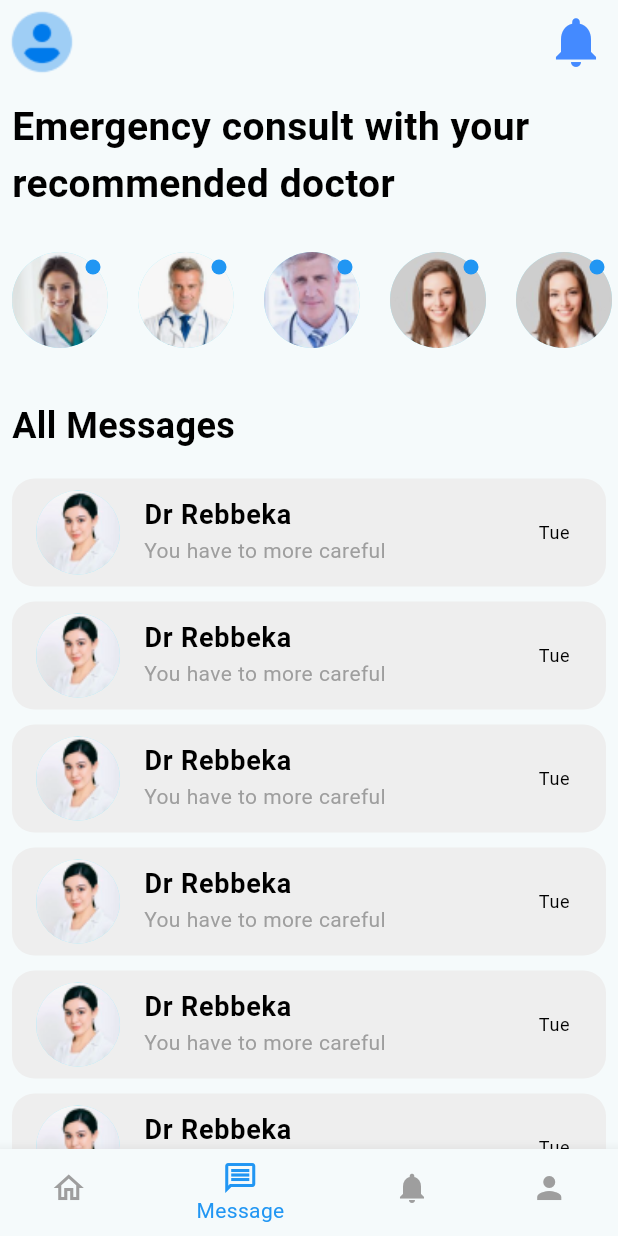
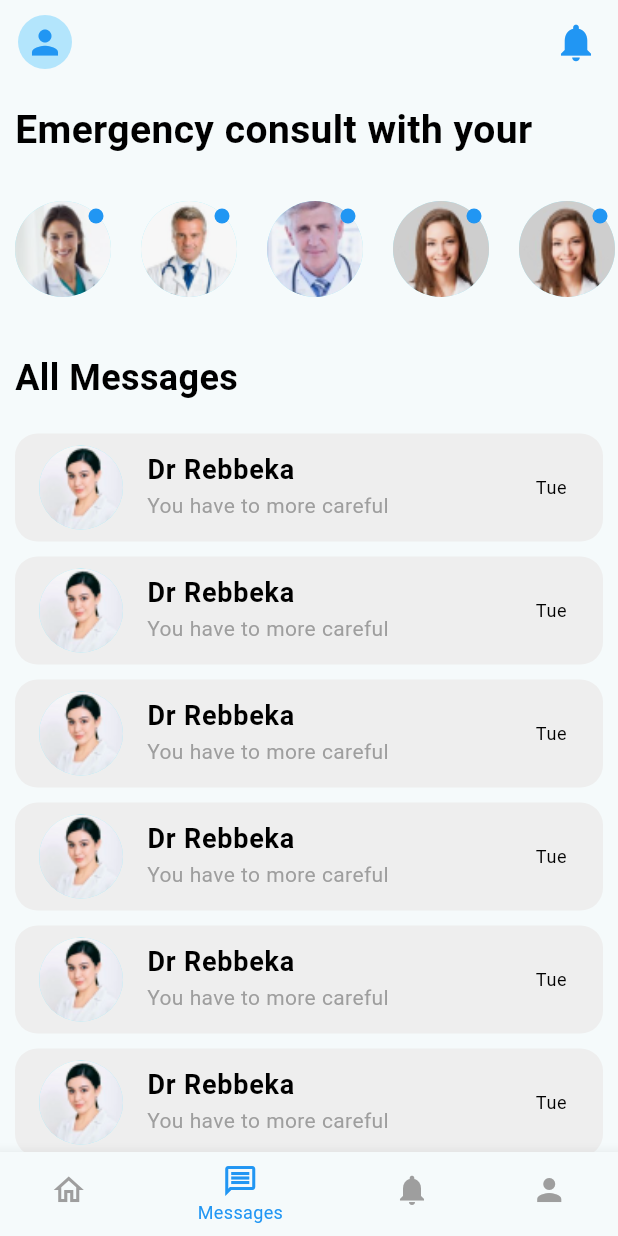
Before and after one commit to Tesopanha/KiloHealth, a Flutter app: the screen it shows after launch, item 2 of the bottom bar chosen, after a tap on the "notifications" icon, on a phone screen of 412 x 824 dp. Run offline on Flutter 3.47's test engine with Material 3 defaults, Android fonts, the light colour scheme and no system bars; our stand-ins replace connectivity_plus, dio, flutter_widget_from_html, get, google_fonts; network calls fail.

Commit message:
fix some part

```diff
--- a/lib/component/text_widget.dart
+++ b/lib/component/text_widget.dart
@@ -7,6 +7,7 @@ class BigText extends StatelessWidget {
   final double fontSize;
   final FontWeight fontWeight;
   final TextOverflow overflow;
+  final int maxLines;
 
   const BigText({
     super.key,
@@ -15,6 +16,7 @@ class BigText extends StatelessWidget {
     this.fontSize = 24,
     this.fontWeight = FontWeight.normal,
     this.overflow = TextOverflow.ellipsis,
+    this.maxLines = 1,
   });
 
   @override
@@ -22,6 +24,7 @@ class BigText extends StatelessWidget {
     return Text(
       text,
       overflow: overflow,
+      maxLines: maxLines,
       style: TextStyle(
         color: color,
         fontSize: fontSize,
@@ -38,12 +41,14 @@ class SmallText extends StatelessWidget {
   final double fontSize;
   final FontWeight fontWeight;
   final TextOverflow overflow;
+  final int maxLines;
   const SmallText(
       {super.key,
       required this.text,
       this.color = Colors.black,
       this.fontSize = 14,
       this.fontWeight = FontWeight.normal,
+      this.maxLines = 1,
       this.overflow = TextOverflow.ellipsis});
 
   @override
@@ -51,6 +56,7 @@ class SmallText extends StatelessWidget {
     return Text(
       text,
       overflow: overflow,
+      maxLines: maxLines,
       style: TextStyle(
         color: color,
         fontSize: fontSize,
--- a/lib/feature/dashboard/dashboard.dart
+++ b/lib/feature/dashboard/dashboard.dart
@@ -21,32 +21,30 @@ class DashBoard extends GetView<NavigateController> {
           onTap: (index) {
             controller.changeScreenIndex(index);
           },
+          selectedLabelStyle: const TextStyle(fontSize: 12),
+          iconSize: 24,
           items: const [
             BottomNavigationBarItem(
               icon: Icon(
                 Icons.home_outlined,
-                size: 24,
               ),
               label: 'Home',
             ),
             BottomNavigationBarItem(
               icon: Icon(
                 Icons.message_outlined,
-                size: 24,
               ),
-              label: 'Message',
+              label: 'Messages',
             ),
             BottomNavigationBarItem(
               icon: Icon(
                 Icons.notifications,
-                size: 24,
               ),
               label: 'Notifications',
             ),
             BottomNavigationBarItem(
               icon: Icon(
                 Icons.person,
-                size: 24,
               ),
               label: 'Profile',
             ),
--- a/lib/feature/home/view/home/home_screen.dart
+++ b/lib/feature/home/view/home/home_screen.dart
@@ -1,14 +1,11 @@
 import 'dart:math';
-
 import 'package:flutter/material.dart';
+import 'package:flutter_staggered_grid_view/flutter_staggered_grid_view.dart';
 import 'package:get/get.dart';
 import 'package:kilo_health/feature/connection/connectivity_controller.dart';
-
 import 'package:kilo_health/feature/home/controller/home_controller.dart';
-
 import 'package:kilo_health/feature/home/model/home_model.dart';
 import 'package:kilo_health/route/route.dart';
-
 import 'package:kilo_health/component/text_widget.dart';
 
 class HomeScreen extends GetView<HomeController> {
@@ -19,17 +16,32 @@ class HomeScreen extends GetView<HomeController> {
     final connectivityController = Get.find<ConnectivityController>();
     return Scaffold(
       appBar: AppBar(
-        leading: Image.asset(
-          'assets/icons/image2.png',
+        leading: Padding(
+          padding: const EdgeInsets.only(left: 4),
+          child: Container(
+            margin: const EdgeInsets.all(8),
+            decoration: BoxDecoration(
+              shape: BoxShape.circle,
+              color: Colors.lightBlue.shade100,
+            ),
+            child: const Icon(
+              Icons.person,
+              color: Colors.blue,
+              size: 26,
+            ),
+          ),
         ),
         actions: [
-          IconButton(
+          Padding(
+            padding: const EdgeInsets.only(right: 4),
+            child: IconButton(
                 onPressed: () {},
                 icon: const Icon(
                   Icons.notifications,
                   color: Colors.blue,
-                size: 40,
-              ))
+                  size: 30,
+                )),
+          )
         ],
       ),
       body: RefreshIndicator(
@@ -41,7 +53,7 @@ class HomeScreen extends GetView<HomeController> {
           await connectivityController.refreshData();
         },
         child: ListView(
-            padding: const EdgeInsets.symmetric(vertical: 8),
+            padding: const EdgeInsets.symmetric(vertical: 10),
             children: [
               _searchButton(context),
               const SizedBox(
@@ -64,7 +76,7 @@ class HomeScreen extends GetView<HomeController> {
                 height: 16,
               ),
               const Padding(
-                padding: EdgeInsets.symmetric(horizontal: 8),
+                padding: EdgeInsets.symmetric(horizontal: 10),
                 child: BigText(
                   text: "Categories",
                   fontWeight: FontWeight.bold,
@@ -81,7 +93,7 @@ class HomeScreen extends GetView<HomeController> {
                 height: 20,
               ),
               Padding(
-                padding: const EdgeInsets.symmetric(horizontal: 8),
+                padding: const EdgeInsets.symmetric(horizontal: 10),
                 child: Column(
                   children: [
                     _buildGridItems(),
@@ -98,7 +110,7 @@ class HomeScreen extends GetView<HomeController> {
     return GestureDetector(
       onTap: () => Get.toNamed(AppRoute.search),
       child: Container(
-        margin: const EdgeInsets.only(left: 16, right: 16),
+        margin: const EdgeInsets.only(left: 14, right: 14),
         padding: const EdgeInsets.fromLTRB(16, 10, 16, 10),
         height: 50,
         width: double.infinity,
@@ -137,25 +149,25 @@ class HomeScreen extends GetView<HomeController> {
       }
 
       return ListView.separated(
-          padding: const EdgeInsets.only(left: 8, right: 8),
+          padding: const EdgeInsets.only(left: 10, right: 10),
           scrollDirection: Axis.horizontal,
           separatorBuilder: (context, index) => const SizedBox(width: 15),
           itemCount: controller.categories.length,
           itemBuilder: (context, index) {
             var category = controller.categories[index];
-            bool isSelected =
-                controller.selectedCategory.value == category.order;
+            // bool isSelected =
+            //     controller.selectedCategory.value == category.order;
 
             return InkWell(
-              onTap: () {
-                controller.setCategory(category);
-              },
+              onTap: () {},
+              child: InkWell(
+                onTap: () {},
                 child: Container(
                   width: 110,
                   decoration: BoxDecoration(
                     borderRadius: BorderRadius.circular(10),
                     border: Border.all(width: 1),
-                  color: isSelected ? Colors.blue : Colors.white,
+                    color: Colors.white,
                   ),
                   child: Column(
                     mainAxisAlignment: MainAxisAlignment.center,
@@ -174,9 +186,10 @@ class HomeScreen extends GetView<HomeController> {
                       ),
                       SmallText(
                         text: category.name,
-                      color: isSelected ? Colors.white : Colors.black,
+                        color: Colors.black,
                       ),
                     ],
+                  ),
                 ),
               ),
             );
@@ -185,22 +198,37 @@ class HomeScreen extends GetView<HomeController> {
   }
 
   Widget _buildGridItems() {
-    return Obx(
-      () => GridView.builder(
-        gridDelegate: const SliverGridDelegateWithFixedCrossAxisCount(
+    return LayoutBuilder(
+      builder: (context, constraints) {
+        return Obx(() {
+          final posts = controller.filterBlogPosts;
+          return StaggeredGridView.countBuilder(
             crossAxisCount: 2,
             crossAxisSpacing: 10,
             mainAxisSpacing: 10,
-          mainAxisExtent: 180,
-        ),
-        itemCount: controller.filterBlogPosts.length,
+            itemCount: posts.length,
             shrinkWrap: true,
             physics: const NeverScrollableScrollPhysics(),
-        itemBuilder: (context, index) {
-          var detail = controller.filterBlogPosts[index];
-          return _buildGridItem(detail);
+            staggeredTileBuilder: (int index) {
+              final detail = posts[index];
+              final textSpan = TextSpan(
+                text: detail.name,
+              );
+              final textPainter = TextPainter(
+                text: textSpan,
+                maxLines: 2,
+                textDirection: TextDirection.ltr,
+              )..layout(maxWidth: (constraints.maxWidth - 10) / 2);
+
+              final lines = textPainter.computeLineMetrics().length;
+              final heightRatio = lines > 1 ? 0.8 : 0.7;
+
+              return StaggeredTile.count(1, heightRatio);
             },
-      ),
+            itemBuilder: (context, index) => _buildGridItem(posts[index]),
+          );
+        });
+      },
     );
   }
 
@@ -259,20 +287,14 @@ class HomeScreen extends GetView<HomeController> {
               ],
             ),
             child: Column(
+              crossAxisAlignment: CrossAxisAlignment.start,
               children: [
                 Padding(
                   padding: const EdgeInsets.all(8),
-                  child: BigText(
+                  child: SmallText(
                     text: detail.name,
-                    fontSize: 20,
-                  ),
-                ),
-                Padding(
-                  padding: const EdgeInsets.fromLTRB(8, 0, 8, 8),
-                  child: SmallText(
-                    text: detail.description,
-                    color: Colors.grey,
-                    fontSize: 18,
+                    fontSize: 16,
+                    maxLines: 2,
                   ),
                 ),
               ],
@@ -411,7 +433,7 @@ class HomeScreen extends GetView<HomeController> {
   Widget fadeInImage(BuildContext context, String imagePath, double opacity,
       {Duration duration = const Duration(milliseconds: 500)}) {
     return Padding(
-      padding: const EdgeInsets.all(16.0),
+      padding: const EdgeInsets.all(12.0),
       child: AnimatedOpacity(
           duration: duration,
           opacity: opacity,
--- a/lib/feature/message/message_screen.dart
+++ b/lib/feature/message/message_screen.dart
@@ -11,21 +11,38 @@ class MessageScreen extends StatelessWidget {
   Widget build(BuildContext context) {
     return Scaffold(
       appBar: AppBar(
-        leading: Image.asset("assets/icons/image2.png"),
+        leading: Padding(
+          padding: const EdgeInsets.only(left: 4),
+          child: Container(
+            margin: const EdgeInsets.all(8),
+            decoration: BoxDecoration(
+              shape: BoxShape.circle,
+              color: Colors.lightBlue.shade100,
+            ),
+            child: const Icon(
+              Icons.person,
+              color: Colors.blue,
+              size: 26,
+            ),
+          ),
+        ),
         actions: [
-          IconButton(
-              onPressed: () {},
-              icon: Icon(
-                Icons.notifications,
-                color: Colors.blueAccent.shade200,
-                size: 40,
-              ))
+          Padding(
+            padding: const EdgeInsets.only(right: 4),
+            child: IconButton(
+                onPressed: () {},
+                icon: const Icon(
+                  Icons.notifications,
+                  color: Colors.blue,
+                  size: 30,
+                )),
+          )
         ],
       ),
       body: ListView(
         children: [
           const Padding(
-            padding: EdgeInsets.all(8.0),
+            padding: EdgeInsets.all(10),
             child: BigText(
               text: "Emergency consult with your recommended doctor",
               fontWeight: FontWeight.bold,
@@ -38,7 +55,7 @@ class MessageScreen extends StatelessWidget {
           ),
           SizedBox(height: 90, child: _buildChatProfile(context)),
           const Padding(
-            padding: EdgeInsets.all(8.0),
+            padding: EdgeInsets.all(10),
             child: BigText(
               text: "All Messages",
               fontSize: 24,
@@ -56,7 +73,7 @@ class MessageScreen extends StatelessWidget {
 
   Widget _buildChatProfile(BuildContext context) {
     return ListView.separated(
-      padding: const EdgeInsets.only(left: 8, right: 8),
+      padding: const EdgeInsets.only(left: 10, right: 10),
       shrinkWrap: true,
       scrollDirection: Axis.horizontal,
       itemCount: MessageModel.chatList.length,
@@ -106,7 +123,7 @@ class MessageScreen extends StatelessWidget {
   Widget _buildChatItem(String imgPath, String name, String lastMessage,
       String time, bool isNew) {
     return Padding(
-      padding: const EdgeInsets.only(left: 8.0, right: 8),
+      padding: const EdgeInsets.only(left: 10, right: 10),
       child: InkWell(
         onTap: () => Get.toNamed(AppRoute.chat,
             arguments: {'name': name, 'image': imgPath}),
--- a/pubspec.yaml
+++ b/pubspec.yaml
@@ -30,8 +30,6 @@ environment:
 dependencies:
   flutter:
     sdk: flutter
-
-
   # The following adds the Cupertino Icons font to your application.
   # Use with the CupertinoIcons class for iOS style icons.
   cupertino_icons: ^1.0.8
@@ -42,6 +40,7 @@ dependencies:
   intl: ^0.18.0
   connectivity_plus: ^5.0.2
   google_fonts: ^6.2.1
+  flutter_staggered_grid_view: ^0.4.0
 
 dev_dependencies:
   flutter_test:
```
Also changed, not shown: lib/feature/message/chat_screen.dart (+3 -12 lines), lib/feature/notification/notification_screen.dart (+34 -17 lines), pubspec.lock. Lines whose indentation alone changed are shown as unchanged.
